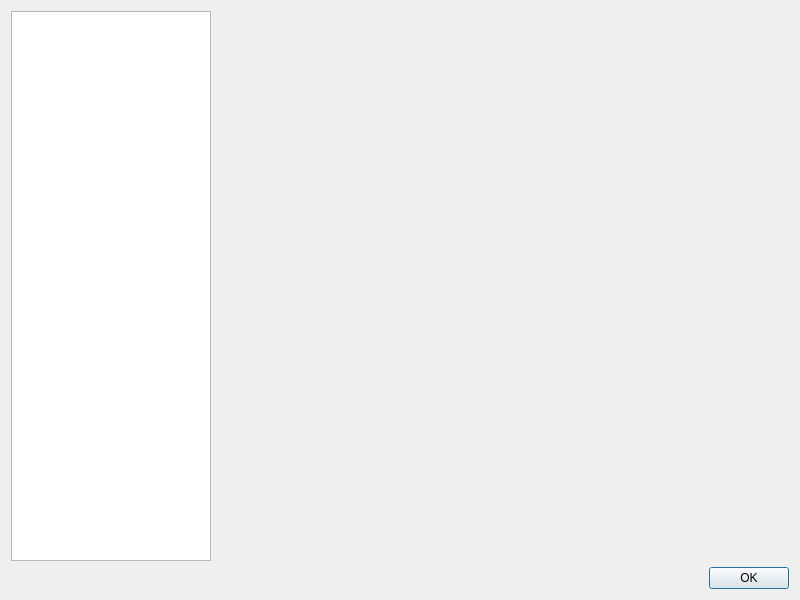
Above: src/Sigil/Form_Files/Reports.ui from Sigil-Ebook/Sigil before the change. Below: the same form after it.
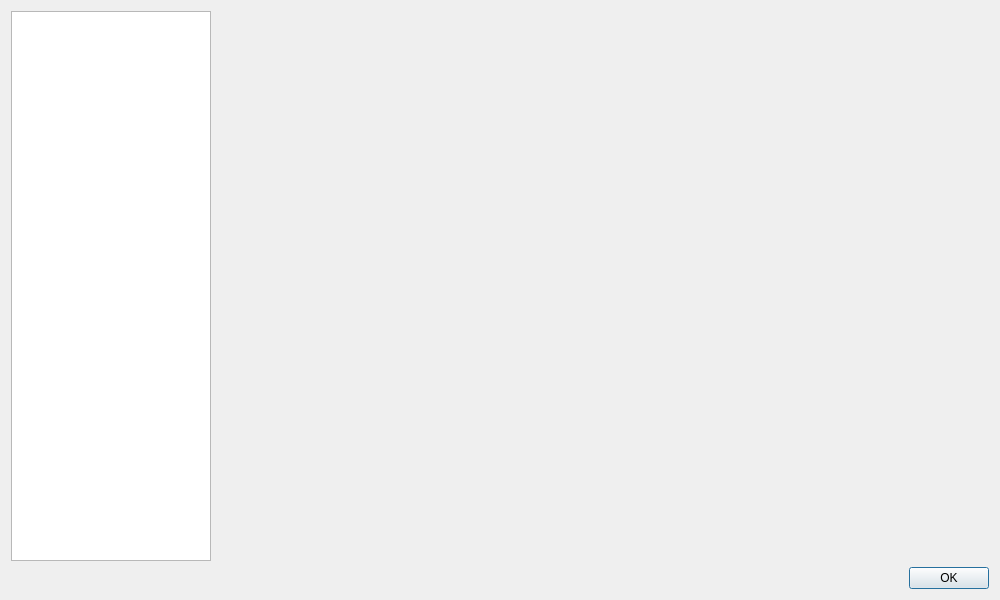
That is the form after the change.

Commit message: Menu and tooltip updates. Set F4 shortcut for next misspelled word, tooltip on shortcut preferences, wider default report width, capitalized all menu entries, Insert ID instead of Insert Anchor ID, View menu reordered to match default icon order, group id/hyperlink in insert menu, group metadata/toc/index in menu, move go to line under go back to link.

What changed in the file:
```diff
--- a/src/Sigil/Form_Files/Reports.ui
+++ b/src/Sigil/Form_Files/Reports.ui
@@ -6,7 +6,7 @@
    <rect>
     <x>0</x>
     <y>0</y>
-    <width>800</width>
+    <width>1000</width>
     <height>600</height>
    </rect>
   </property>
```
The commit also changes 6 other files.
